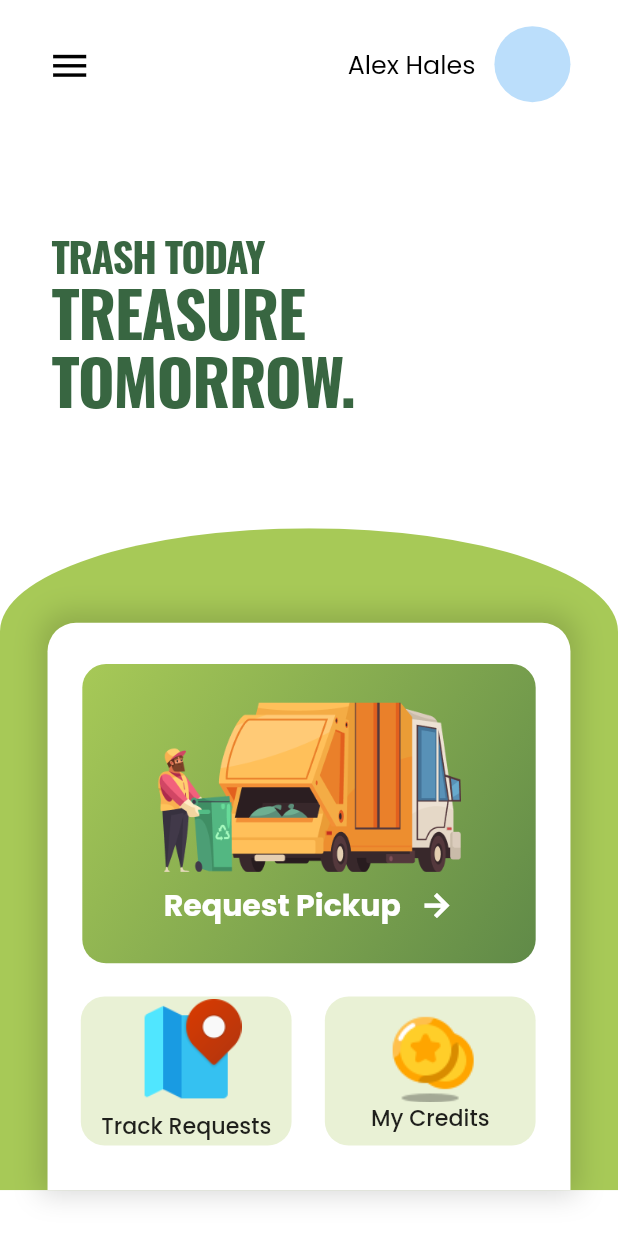
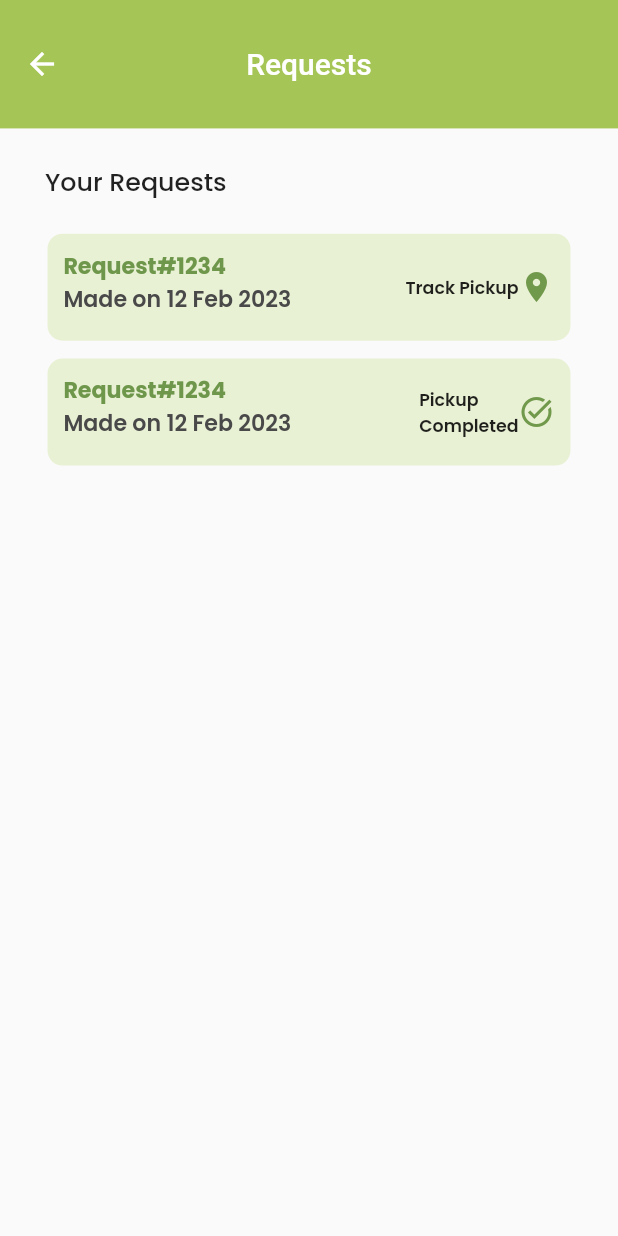
Before and after one commit to DarkFalc0n/ecell_nitb_hack2k23__Generic-FTP, a Flutter app: the screen it shows after launch, after a tap on "Track Requests", on a phone screen of 412 x 824 dp. Run offline on Flutter 3.47's test engine with Material 2 defaults, Android fonts, the light colour scheme and no system bars; our stand-ins replace flutter_screenutil, google_fonts.

Commit message:
added track req page

```diff
--- a/lib/pages/home/home.dart
+++ b/lib/pages/home/home.dart
@@ -1,4 +1,5 @@
 import 'package:ecell_nitb_hack2k23__generic_ftp/pages/credits/credits.dart';
+import 'package:ecell_nitb_hack2k23__generic_ftp/pages/trackRequest/track_request.dart';
 import 'package:flutter/material.dart';
 import 'package:flutter_screenutil/flutter_screenutil.dart';
 import 'package:google_fonts/google_fonts.dart';
@@ -230,7 +231,12 @@ class HomePage extends StatelessWidget {
                                 ),
                               ),
                             ),
-                            onTap: () {},
+                            onTap: () => Navigator.push(
+                              context,
+                              MaterialPageRoute(
+                                builder: (context) => const RequestTrackPage(),
+                              ),
+                            ),
                           ),
                           GestureDetector(
                             child: Padding(
--- /dev/null
+++ b/lib/pages/trackRequest/track_request.dart
@@ -0,0 +1,153 @@
+import 'package:ecell_nitb_hack2k23__generic_ftp/common/widgets/app_bar.dart';
+import 'package:flutter/material.dart';
+import 'package:flutter_screenutil/flutter_screenutil.dart';
+import 'package:google_fonts/google_fonts.dart';
+
+class RequestTrackPage extends StatelessWidget {
+  const RequestTrackPage({Key? key}) : super(key: key);
+
+  @override
+  Widget build(BuildContext context) {
+    return Scaffold(
+      appBar: StyledAppBar(
+        color: const Color(0xFFA5C656),
+        titleString: 'Requests',
+        leadingWidget: BackButton(
+          color: Colors.white,
+          onPressed: () => Navigator.pop(context),
+        ),
+      ),
+      body: SizedBox(
+        width: double.infinity,
+        child: Column(
+          crossAxisAlignment: CrossAxisAlignment.start,
+          children: [
+            Padding(
+              padding: EdgeInsets.symmetric(horizontal: 30.0, vertical: 19.h),
+              child: Text(
+                'Your Requests',
+                style: GoogleFonts.poppins(
+                  fontSize: 16.sp,
+                  fontWeight: FontWeight.w500,
+                ),
+              ),
+            ),
+            Center(
+              child: Container(
+                width: 330.w,
+                height: 60.h,
+                decoration: const BoxDecoration(
+                  color: Color(0xFFE9F1D5),
+                  borderRadius: BorderRadius.all(
+                    Radius.circular(10),
+                  ),
+                ),
+                child: Padding(
+                  padding: EdgeInsets.all(10.w),
+                  child: Row(
+                    mainAxisAlignment: MainAxisAlignment.spaceBetween,
+                    children: [
+                      Column(
+                        crossAxisAlignment: CrossAxisAlignment.start,
+                        children: [
+                          Text(
+                            'Request#1234',
+                            style: GoogleFonts.poppins(
+                              fontSize: 14.sp,
+                              fontWeight: FontWeight.w700,
+                              color: const Color(0xFF6F974B),
+                            ),
+                          ),
+                          Text(
+                            'Made on 12 Feb 2023',
+                            style: GoogleFonts.poppins(
+                              fontSize: 14.sp,
+                              fontWeight: FontWeight.w600,
+                              color: const Color(0xFF494949),
+                            ),
+                          ),
+                        ],
+                      ),
+                      Row(
+                        children: [
+                          Text(
+                            'Track Pickup',
+                            style: GoogleFonts.poppins(
+                              fontSize: 11.sp,
+                              fontWeight: FontWeight.w600,
+                            ),
+                          ),
+                          const Icon(
+                            Icons.location_on,
+                            color: Color(0xFF71994B),
+                          ),
+                        ],
+                      )
+                    ],
+                  ),
+                ),
+              ),
+            ),
+            10.verticalSpace,
+            Center(
+              child: Container(
+                width: 330.w,
+                height: 60.h,
+                decoration: const BoxDecoration(
+                  color: Color(0xFFE9F1D5),
+                  borderRadius: BorderRadius.all(
+                    Radius.circular(10),
+                  ),
+                ),
+                child: Padding(
+                  padding: EdgeInsets.all(10.w),
+                  child: Row(
+                    mainAxisAlignment: MainAxisAlignment.spaceBetween,
+                    children: [
+                      Column(
+                        crossAxisAlignment: CrossAxisAlignment.start,
+                        children: [
+                          Text(
+                            'Request#1234',
+                            style: GoogleFonts.poppins(
+                              fontSize: 14.sp,
+                              fontWeight: FontWeight.w700,
+                              color: const Color(0xFF6F974B),
+                            ),
+                          ),
+                          Text(
+                            'Made on 12 Feb 2023',
+                            style: GoogleFonts.poppins(
+                              fontSize: 14.sp,
+                              fontWeight: FontWeight.w600,
+                              color: const Color(0xFF494949),
+                            ),
+                          ),
+                        ],
+                      ),
+                      Row(
+                        children: [
+                          Text(
+                            'Pickup \nCompleted',
+                            style: GoogleFonts.poppins(
+                              fontSize: 11.sp,
+                              fontWeight: FontWeight.w600,
+                            ),
+                          ),
+                          const Icon(
+                            Icons.task_alt_outlined,
+                            color: Color(0xFF71994B),
+                          ),
+                        ],
+                      )
+                    ],
+                  ),
+                ),
+              ),
+            ),
+          ],
+        ),
+      ),
+    );
+  }
+}
```
